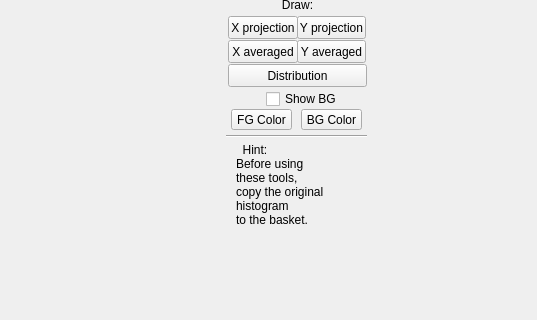
Above: src/gui/graphwindowclass.ui from andrmor/ANTS2 before the change; both pictures show x 0 to 537 and y 192 to 512 of the 987 by 800 pixel window. Below: the same form after it.
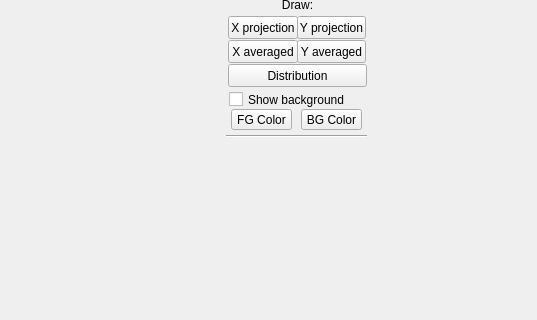
That is the form after the change. The open tabs and pages were chosen to show the change.

Diff of the .ui file:
```diff
--- a/src/gui/graphwindowclass.ui
+++ b/src/gui/graphwindowclass.ui
@@ -1447,14 +1447,14 @@
             <widget class="QCheckBox" name="cbSelBoxShowBG">
              <property name="geometry">
               <rect>
-               <x>40</x>
+               <x>3</x>
                <y>222</y>
-               <width>71</width>
-               <height>16</height>
+               <width>137</width>
+               <height>17</height>
               </rect>
              </property>
              <property name="text">
-              <string>Show BG</string>
+              <string>Show background</string>
              </property>
             </widget>
             <widget class="QPushButton" name="pbDensityDistribution">
@@ -1470,24 +1470,6 @@
               <string>Distribution</string>
              </property>
             </widget>
-            <widget class="QLabel" name="label_24">
-             <property name="geometry">
-              <rect>
-               <x>10</x>
-               <y>270</y>
-               <width>111</width>
-               <height>91</height>
-              </rect>
-             </property>
-             <property name="text">
-              <string>  Hint:
-Before using
-these tools,
-copy the original
-histogram
-to the basket.</string>
-             </property>
-            </widget>
             <widget class="QCheckBox" name="cbProjBoxAutobin">
              <property name="geometry">
               <rect>
```
Left out of the diff: 1 changed line with no effect on the pictures.
